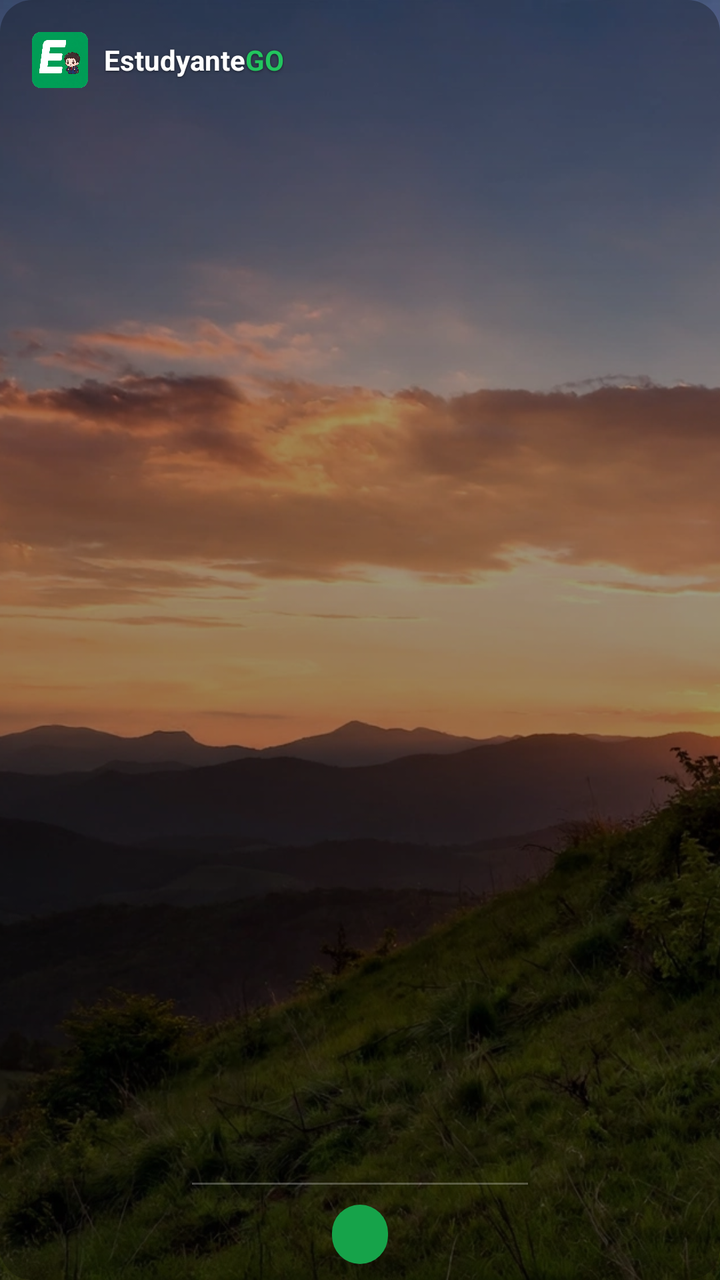
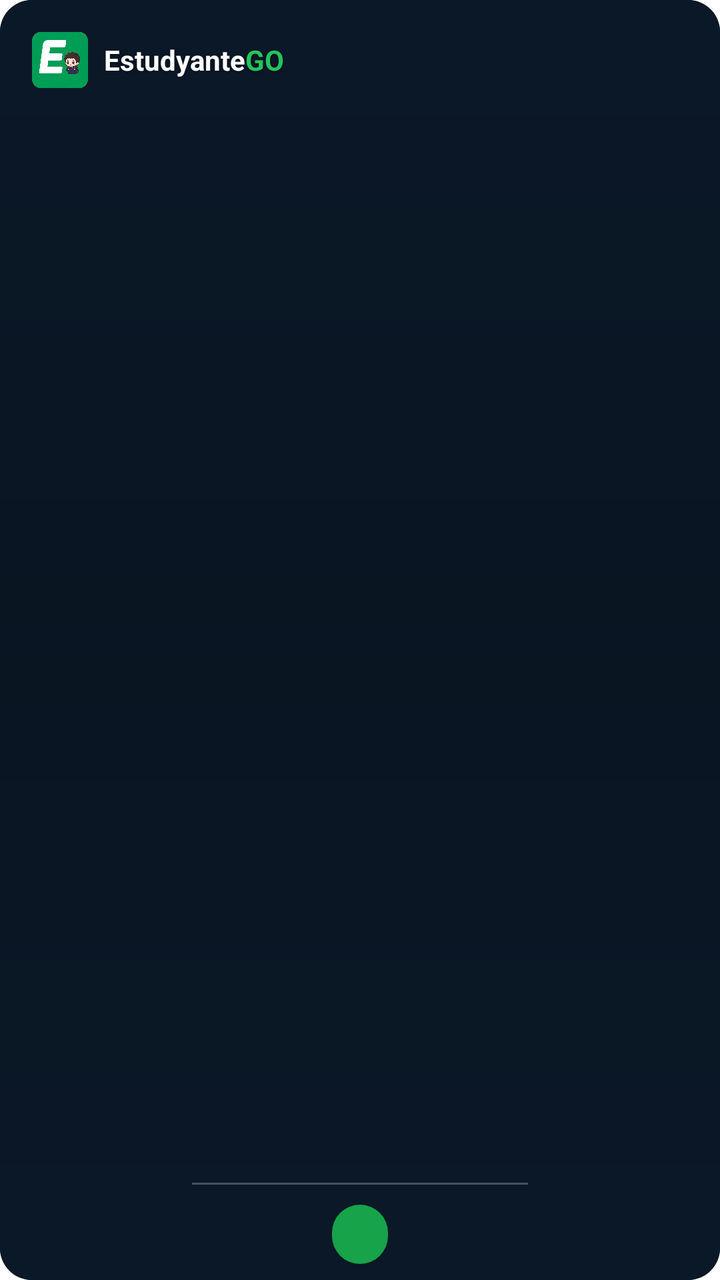

Compare the two renders of this Android layout. The source of the first and the diff that turns it into the second are given below.
<!-- AndroidManifest.xml: fallback theme Theme.MaterialComponents.DayNight.NoActionBar -->
<!-- res/layout/bible_verse_widget.xml -->
<?xml version="1.0" encoding="utf-8"?>
<FrameLayout xmlns:android="http://schemas.android.com/apk/res/android"
    android:id="@+id/widget_root"
    android:layout_width="match_parent"
    android:layout_height="match_parent"
    android:background="@drawable/bible_widget_card_background">

    <ImageView
        android:id="@+id/widget_background"
        android:layout_width="match_parent"
        android:layout_height="match_parent"
        android:background="@drawable/bible_widget_card_background"
        android:src="@drawable/verse_bg_sunset_cross"
        android:scaleType="centerCrop"
        android:contentDescription="@null" />

    <View
        android:id="@+id/widget_scrim"
        android:layout_width="match_parent"
        android:layout_height="match_parent"
        android:background="@drawable/bible_widget_text_scrim" />

    
    <LinearLayout
        android:layout_width="match_parent"
        android:layout_height="match_parent"
        android:orientation="vertical"
        android:paddingTop="16dp"
        android:paddingStart="16dp"
        android:paddingEnd="16dp"
        android:paddingBottom="8dp">

        <LinearLayout
            android:layout_width="match_parent"
            android:layout_height="wrap_content"
            android:orientation="horizontal"
            android:gravity="center_vertical">

            <ImageView
                android:layout_width="28dp"
                android:layout_height="28dp"
                android:src="@drawable/launch_image"
                android:contentDescription="@null" />

            <TextView
                android:layout_width="wrap_content"
                android:layout_height="wrap_content"
                android:layout_marginStart="8dp"
                android:text="Estudyante"
                android:textColor="#FFFFFF"
                android:textSize="14sp"
                android:textStyle="bold"
                android:shadowColor="#80000000"
                android:shadowRadius="3"
                android:shadowDy="1" />

            <TextView
                android:layout_width="wrap_content"
                android:layout_height="wrap_content"
                android:text="GO"
                android:textColor="#22C55E"
                android:textSize="14sp"
                android:textStyle="bold"
                android:shadowColor="#80000000"
                android:shadowRadius="3"
                android:shadowDy="1" />
        </LinearLayout>

        <TextView
            android:id="@+id/widget_verse"
            android:layout_width="match_parent"
            android:layout_height="0dp"
            android:layout_weight="1"
            android:gravity="center"
            android:textColor="#FFFFFF"
            android:textSize="17sp"
            android:shadowColor="#CC000000"
            android:shadowRadius="5"
            android:shadowDy="1"
            android:maxLines="4"
            android:ellipsize="end" />

        
        <View
            android:id="@+id/widget_divider"
            android:layout_width="match_parent"
            android:layout_height="1dp"
            android:layout_marginStart="80dp"
            android:layout_marginEnd="80dp"
            android:background="#40FFFFFF" />

        <TextView
            android:id="@+id/widget_ref"
            android:layout_width="wrap_content"
            android:layout_height="wrap_content"
            android:layout_gravity="center_horizontal"
            android:layout_marginTop="10dp"
            android:background="@drawable/bible_widget_ref_pill"
            android:paddingStart="14dp"
            android:paddingEnd="14dp"
            android:paddingTop="6dp"
            android:paddingBottom="6dp"
            android:textColor="#FFFFFF"
            android:textSize="13sp"
            android:textStyle="bold" />
    </LinearLayout>
</FrameLayout>
<!-- resources referenced by this layout -->
<resources>
  <!-- drawable bible_widget_card_background (drawable) -->
  <shape xmlns:android="http://schemas.android.com/apk/res/android"
      android:shape="rectangle">
      <solid android:color="#0F2238" />
      <corners android:radius="16dp" />
  </shape>
  <!-- drawable bible_widget_ref_pill (drawable) -->
  <shape xmlns:android="http://schemas.android.com/apk/res/android"
      android:shape="rectangle">
      <solid android:color="#16A34A" />
      <corners android:radius="16dp" />
  </shape>
  <!-- drawable bible_widget_text_scrim (drawable) -->
  <shape xmlns:android="http://schemas.android.com/apk/res/android"
      android:shape="rectangle">
      <gradient
          android:type="linear"
          android:angle="90"
          android:startColor="#4D000000"
          android:centerColor="#66000000"
          android:endColor="#4D000000" />
      <corners android:radius="16dp" />
  </shape>
  <!-- drawable launch_image: png bitmap (drawable, 104939 bytes) -->
  <!-- drawable verse_bg_sunset_cross: webp bitmap (drawable, 477184 bytes) -->
</resources>

<!-- the commit's change to res/layout/bible_verse_widget.xml (unified diff, before → after) -->
@@ -10,15 +10,16 @@
         android:layout_width="match_parent"
         android:layout_height="match_parent"
         android:background="@drawable/bible_widget_card_background"
-        android:src="@drawable/verse_bg_sunset_cross"
         android:scaleType="centerCrop"
         android:contentDescription="@null" />
 
-    <View
+    
+    <ImageView
         android:id="@+id/widget_scrim"
         android:layout_width="match_parent"
         android:layout_height="match_parent"
-        android:background="@drawable/bible_widget_text_scrim" />
+        android:background="@drawable/bible_widget_text_scrim"
+        android:contentDescription="@null" />
 
     
     <LinearLayout
@@ -81,7 +82,7 @@
             android:ellipsize="end" />
 
         
-        <View
+        <ImageView
             android:id="@+id/widget_divider"
             android:layout_width="match_parent"
             android:layout_height="1dp"
<!-- resource entries referenced after the edit -->
@@ -24,6 +24,5 @@
       <corners android:radius="16dp" />
   </shape>
   <!-- drawable launch_image: png bitmap (drawable, 104939 bytes) -->
-  <!-- drawable verse_bg_sunset_cross: webp bitmap (drawable, 477184 bytes) -->
 </resources>
 
